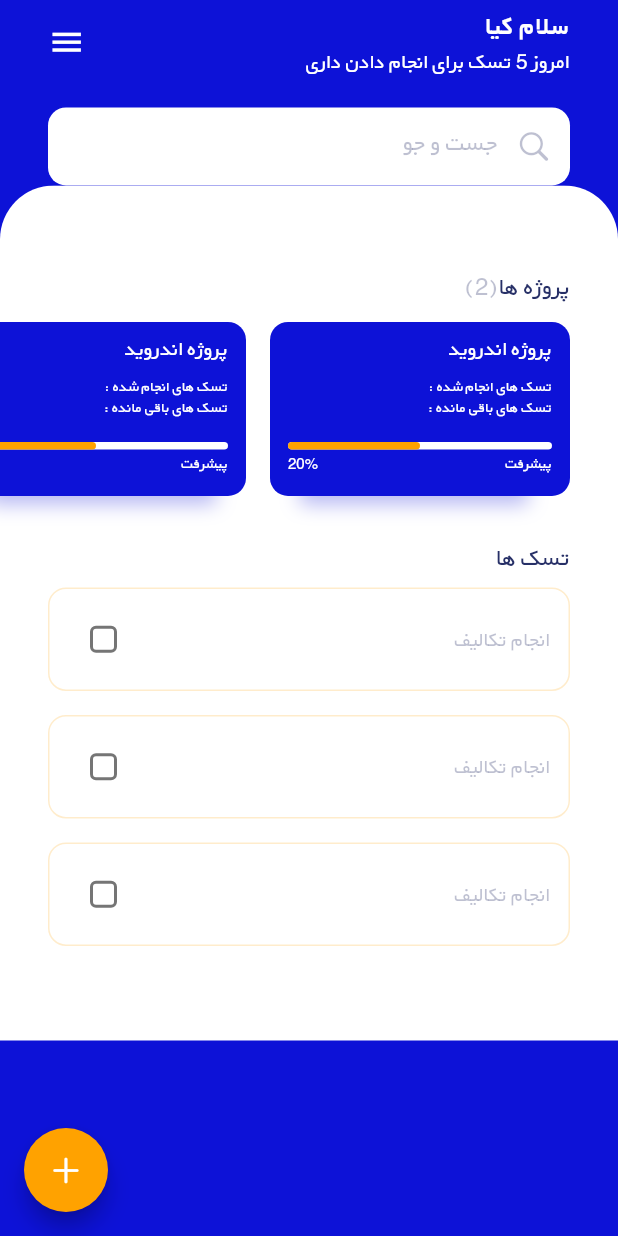
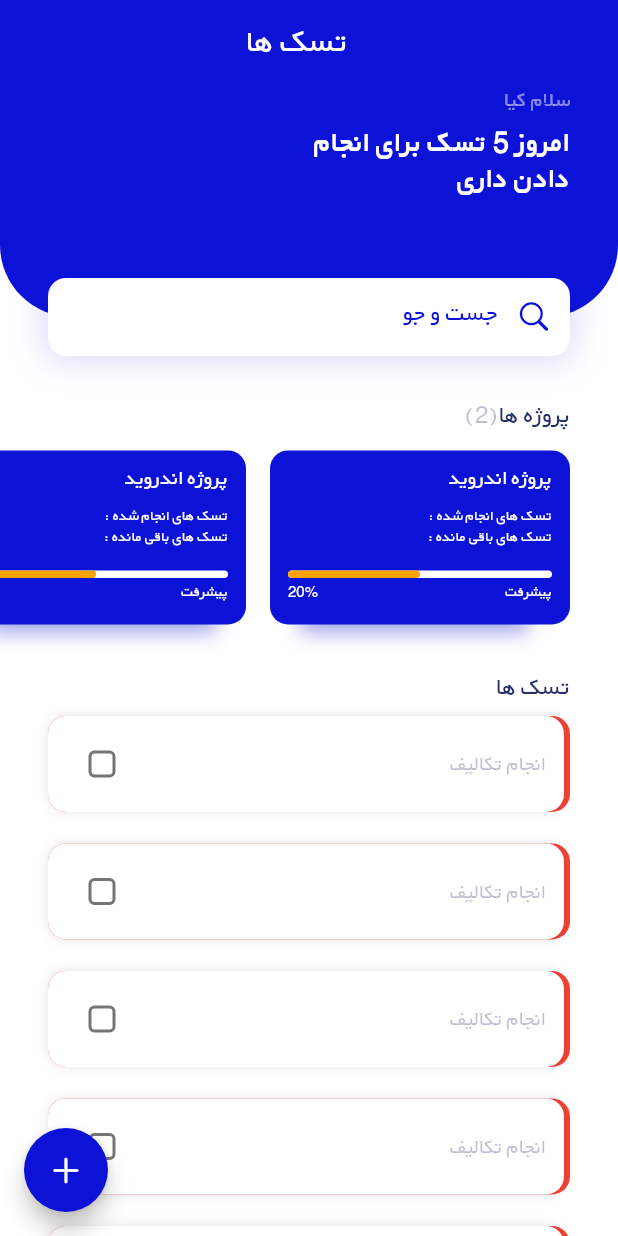
Before and after one commit to kiaab/easy_task, a Flutter app: the screen it shows after launch, on a phone screen of 412 x 824 dp. Run offline on Flutter 3.47's test engine with Material 2 defaults, Android fonts, the phone set to English and light mode, and no system bars; drawn by our look-alikes of percent_indicator.

Commit message:
change ui

```diff
--- a/lib/ui/home/home_screen.dart
+++ b/lib/ui/home/home_screen.dart
@@ -1,4 +1,7 @@
+import 'dart:async';
+
 import 'package:easy_task/main.dart';
+import 'package:easy_task/widgets.dart';
 import 'package:flutter/cupertino.dart';
 import 'package:flutter/foundation.dart';
 import 'package:flutter/material.dart';
@@ -11,80 +14,119 @@ class HomeScreen extends StatefulWidget {
   State<HomeScreen> createState() => _HomeScreenState();
 }
 
+final ScrollController controller = ScrollController();
+
 class _HomeScreenState extends State<HomeScreen> {
   bool? checked = false;
+
   @override
   Widget build(BuildContext context) {
     final ThemeData theme = Theme.of(context);
+    final Size size = MediaQuery.of(context).size;
+
     return Scaffold(
+        appBar: AppBar(
+          centerTitle: true,
+          elevation: 0,
+          title: Padding(
+            padding: const EdgeInsets.only(right: 16),
+            child: Text(
+              'تسک ها',
+              style: theme.textTheme.headline6!.copyWith(
+                  fontSize: 22,
+                  color: Colors.white,
+                  fontWeight: FontWeight.normal),
+            ),
+          ),
+          actions: const [
+            Padding(
+              padding: EdgeInsets.only(left: 32),
+              child: SearchIcon(),
+            ),
+          ],
+        ),
+        floatingActionButton: FloatingActionButton(
           backgroundColor: theme.colorScheme.primary,
-      floatingActionButton: FloatingActionButton(
           onPressed: () {},
-        child: Icon(
+          child: const Icon(
             CupertinoIcons.plus,
             color: Colors.white,
           ),
         ),
-      body: SafeArea(
-        child: CustomScrollView(
-          physics: const BouncingScrollPhysics(),
-          slivers: [
-            SliverAppBar(
-                elevation: 0,
-                floating: true,
-                pinned: true,
-                snap: false,
-                title: Padding(
-                  padding: const EdgeInsets.only(right: 16),
+        body: SingleChildScrollView(
+          controller: controller,
+          child: Column(
+            children: [
+              Container(
+                  height: size.height * 0.22,
+                  child: Stack(
+                    children: [
+                      Container(
+                        height: size.height * 0.22 - 26,
+                        decoration: BoxDecoration(
+                            color: theme.colorScheme.primary,
+                            borderRadius: const BorderRadius.vertical(
+                                bottom: Radius.circular(48))),
+                      ),
+                      Positioned(
+                        child: Padding(
+                          padding: const EdgeInsets.only(right: 32),
                           child: Column(
                             crossAxisAlignment: CrossAxisAlignment.start,
                             children: [
                               Text(
                                 'سلام کیا',
-                        style: theme.textTheme.headline6!
-                            .copyWith(color: Colors.white),
+                                style: theme.textTheme.bodyText2!.copyWith(
+                                    color: Colors.white.withOpacity(0.5)),
+                              ),
+                              SizedBox(
+                                height: 8,
                               ),
                               SizedBox(
                                 width: MediaQuery.of(context).size.width / 2,
                                 child: Text(
                                   'امروز 5 تسک برای انجام دادن داری',
-                          style: theme.textTheme.bodyText2!
-                              .copyWith(color: Colors.white),
+                                  maxLines: 2,
+                                  style: theme.textTheme.headline6!.copyWith(
+                                      color: Colors.white,
+                                      fontSize: 20,
+                                      height: 1.2),
                                 ),
                               ),
                             ],
                           ),
                         ),
-                actions: [
-                  Padding(
-                    padding: const EdgeInsets.only(left: 32),
-                    child: GestureDetector(
-                      onTap: () {},
-                      child: Icon(
-                        Icons.menu,
-                        color: Colors.white,
-                        size: 25,
                       ),
+                      Positioned(
+                          right: 0,
+                          left: 0,
+                          bottom: 0,
+                          child: SearchBar(
+                            theme: theme,
+                          ))
+                    ],
+                  )),
+              Container(
+                child: Stack(
+                  children: [Body(theme: theme, checked: checked)],
                 ),
+              )
+            ],
           ),
-                ],
-                expandedHeight: MediaQuery.of(context).size.width * 0.3,
-                bottom: PreferredSize(
-                  child: SearchBar(theme: theme),
-                  preferredSize: const Size.fromHeight(56),
-                )),
-            SliverToBoxAdapter(
-              child: Container(
-                decoration: BoxDecoration(
-                    color: Colors.white,
-                    borderRadius:
-                        BorderRadius.vertical(top: Radius.circular(36))),
-                child: Column(
+        ));
+  }
+}
+
+class Body extends StatelessWidget {
+  const Body({Key? key, required this.theme, required this.checked})
+      : super(key: key);
+  final ThemeData theme;
+  final bool? checked;
+  @override
+  Widget build(BuildContext context) {
+    return Column(
       crossAxisAlignment: CrossAxisAlignment.start,
       children: [
-                    const SizedBox(
-                      height: 28,
-                    ),
         const SizedBox(
           height: 28,
         ),
@@ -101,12 +143,119 @@ class _HomeScreenState extends State<HomeScreen> {
                         .copyWith(color: MyApp.primaryTextColor))
               ])),
         ),
-                    SizedBox(
+        ProjecList(theme: theme),
+        Padding(
+          padding: const EdgeInsets.only(right: 32, top: 8),
+          child: Text(
+            'تسک ها',
+            style: theme.textTheme.headline4,
+          ),
+        ),
+        TaskList(theme: theme)
+      ],
+    );
+  }
+}
+
+class TaskList extends StatefulWidget {
+  const TaskList({
+    Key? key,
+    required this.theme,
+  }) : super(key: key);
+
+  final ThemeData theme;
+
+  @override
+  State<TaskList> createState() => _TaskListState();
+}
+
+class _TaskListState extends State<TaskList> {
+  bool? checked = false;
+  @override
+  Widget build(BuildContext context) {
+    return ListView.builder(
+        padding: const EdgeInsets.only(bottom: 55),
+        physics: const BouncingScrollPhysics(),
+        shrinkWrap: true,
+        itemExtent: 85,
+        itemCount: 8,
+        itemBuilder: (context, index) {
+          return Stack(
+            children: [
+              Container(
+                height: 64,
+                margin: EdgeInsets.fromLTRB(32, 8, 32, 8),
+                decoration: BoxDecoration(
+                    color: checked! ? null : Colors.red,
+                    borderRadius: BorderRadius.circular(12)),
+              ),
+              Container(
+                height: 64,
+                padding: const EdgeInsets.fromLTRB(12, 8, 12, 8),
+                margin: EdgeInsets.fromLTRB(32, 8, !checked! ? 36 : 32, 8),
+                decoration: BoxDecoration(
+                    borderRadius: BorderRadius.circular(12),
+                    color: checked!
+                        ? widget.theme.colorScheme.secondary.withOpacity(0.2)
+                        : Colors.white,
+                    boxShadow: !checked!
+                        ? [
+                            BoxShadow(
+                                color: Colors.black.withOpacity(0.1),
+                                blurRadius: 5)
+                          ]
+                        : null,
+                    border: checked!
+                        ? Border.all(
+                            color: widget.theme.colorScheme.secondary
+                                .withOpacity(0.2))
+                        : null),
+                child: Row(
+                  mainAxisAlignment: MainAxisAlignment.spaceBetween,
+                  children: [
+                    Text(
+                      'انجام تکالیف',
+                      style: TextStyle(
+                          decoration:
+                              checked! ? TextDecoration.lineThrough : null),
+                    ),
+                    Checkbox(
+                        activeColor: widget.theme.colorScheme.secondary,
+                        shape: RoundedRectangleBorder(
+                          side: BorderSide(
+                              color: widget.theme.colorScheme.secondary),
+                          borderRadius: BorderRadius.circular(4),
+                        ),
+                        value: checked,
+                        onChanged: (value) {
+                          setState(() {
+                            checked = value;
+                          });
+                        })
+                  ],
+                ),
+              ),
+            ],
+          );
+        });
+  }
+}
+
+class ProjecList extends StatelessWidget {
+  const ProjecList({
+    Key? key,
+    required this.theme,
+  }) : super(key: key);
+
+  final ThemeData theme;
+
+  @override
+  Widget build(BuildContext context) {
+    return SizedBox(
       height: 150,
       child: ListView.builder(
           physics: const BouncingScrollPhysics(),
-                          padding: const EdgeInsets.only(
-                              left: 32, right: 32, bottom: 10),
+          padding: const EdgeInsets.only(left: 32, right: 32, bottom: 10),
           scrollDirection: Axis.horizontal,
           itemCount: 2,
           itemBuilder: (contex, index) {
@@ -121,37 +270,29 @@ class _HomeScreenState extends State<HomeScreen> {
                     decoration: BoxDecoration(
                       boxShadow: [
                         BoxShadow(
-                                            color: theme.colorScheme.primary
-                                                .withOpacity(0.3),
+                            color: theme.colorScheme.primary.withOpacity(0.4),
                             blurRadius: 10)
                       ],
                     ),
                   ),
                 ),
                 Container(
-                                  padding:
-                                      const EdgeInsets.fromLTRB(12, 8, 12, 8),
+                  padding: const EdgeInsets.fromLTRB(12, 8, 12, 8),
                   width: 200,
                   height: 140,
                   margin: EdgeInsets.fromLTRB(
-                                      index == 1 ? 0 : 8,
-                                      12,
-                                      index == 0 ? 0 : 8,
-                                      12),
+                      index == 1 ? 0 : 8, 12, index == 0 ? 0 : 8, 12),
                   decoration: BoxDecoration(
                     color: theme.colorScheme.primary,
                     borderRadius: BorderRadius.circular(12),
                   ),
                   child: Column(
-                                    crossAxisAlignment:
-                                        CrossAxisAlignment.start,
+                    crossAxisAlignment: CrossAxisAlignment.start,
                     children: [
                       Text(
                         'پروژه اندروید',
                         style: theme.textTheme.headline4!
-                                            .copyWith(
-                                                fontSize: 14,
-                                                color: Colors.white),
+                            .copyWith(fontSize: 14, color: Colors.white),
                       ),
                       const SizedBox(
                         height: 8,
@@ -168,19 +309,17 @@ class _HomeScreenState extends State<HomeScreen> {
                         height: 16,
                       ),
                       LinearPercentIndicator(
-                                        barRadius: Radius.circular(12),
+                        barRadius: const Radius.circular(12),
                         padding: EdgeInsets.zero,
                         percent: 0.5,
-                                        progressColor:
-                                            theme.colorScheme.secondary,
+                        progressColor: theme.colorScheme.secondary,
                         backgroundColor: Colors.white,
                       ),
                       const SizedBox(
                         height: 2,
                       ),
                       Row(
-                                        mainAxisAlignment:
-                                            MainAxisAlignment.spaceBetween,
+                        mainAxisAlignment: MainAxisAlignment.spaceBetween,
                         children: [
                           Text(
                             'پیشرفت',
@@ -198,99 +337,61 @@ class _HomeScreenState extends State<HomeScreen> {
               ],
             );
           }),
-                    ),
-                    Padding(
-                      padding: const EdgeInsets.only(right: 32, top: 8),
-                      child: Text(
-                        'تسک ها',
-                        style: theme.textTheme.headline4,
-                      ),
-                    ),
-                    ListView.builder(
-                        padding: EdgeInsets.only(bottom: 55),
-                        physics: const BouncingScrollPhysics(),
-                        shrinkWrap: true,
-                        itemExtent: 85,
-                        itemCount: 3,
-                        itemBuilder: (context, index) {
-                          return Container(
-                            padding: const EdgeInsets.fromLTRB(12, 8, 12, 8),
-                            margin: const EdgeInsets.fromLTRB(32, 8, 32, 8),
-                            decoration: BoxDecoration(
-                                borderRadius: BorderRadius.circular(12),
-                                color: checked!
-                                    ? theme.colorScheme.secondary
-                                        .withOpacity(0.2)
-                                    : null,
-                                border: Border.all(
-                                    color: theme.colorScheme.secondary
-                                        .withOpacity(0.2))),
-                            child: Row(
-                              mainAxisAlignment: MainAxisAlignment.spaceBetween,
-                              children: [
-                                Text(
-                                  'انجام تکالیف',
-                                  style: TextStyle(
-                                      decoration: checked!
-                                          ? TextDecoration.lineThrough
-                                          : null),
-                                ),
-                                Checkbox(
-                                    activeColor: theme.colorScheme.secondary,
-                                    shape: RoundedRectangleBorder(
-                                      side: BorderSide(
-                                          color: theme.colorScheme.secondary),
-                                      borderRadius: BorderRadius.circular(4),
-                                    ),
-                                    value: checked,
-                                    onChanged: (value) {
-                                      setState(() {
-                                        checked = value;
-                                      });
-                                    })
-                              ],
-                            ),
-                          );
-                        })
-                  ],
-                ),
-              ),
-            ),
-          ],
-        ),
-      ),
     );
   }
 }
 
-class SearchBar extends StatelessWidget {
-  const SearchBar({
+class SearchIcon extends StatefulWidget {
+  const SearchIcon({
     Key? key,
-    required this.theme,
   }) : super(key: key);
 
-  final ThemeData theme;
+  @override
+  State<SearchIcon> createState() => _SearchIconState();
+}
+
+class _SearchIconState extends State<SearchIcon> {
+  bool isshowSearch(BuildContext context) {
+    final scrollPosition = controller.offset;
+    if (scrollPosition > (MediaQuery.of(context).size.height * 0.2)) {
+      return true;
+    } else {
+      return false;
+    }
+  }
+
+  @override
+  void initState() {
+    controller.addListener(
+      () {
+        setState(() {});
+      },
+    );
+    super.initState();
+  }
+
+  @override
+  void dispose() {
+    controller.removeListener(() {});
+    super.dispose();
+  }
 
   @override
   Widget build(BuildContext context) {
-    return Padding(
-      padding: const EdgeInsets.only(left: 32, right: 32),
-      child: SizedBox(
-        height: 52,
-        child: TextField(
-          decoration: InputDecoration(
-            fillColor: Colors.white,
-            filled: true,
-            border: OutlineInputBorder(
-                borderRadius: BorderRadius.circular(12),
-                borderSide: BorderSide.none),
-            hintText: 'جست و جو',
-            hintStyle: TextStyle(
-                fontFamily: MyApp.fontFamily, color: MyApp.primaryTextColor),
-            prefixIcon: Icon(
+    return AnimatedScale(
+      duration: Duration(milliseconds: 80),
+      scale: isshowSearch(context) ? 2 : 0,
+      child: Visibility(
+        visible: isshowSearch(context),
+        child: GestureDetector(
+          onTap: () {
+            ScaffoldMessenger.of(context)
+                .showSnackBar(SnackBar(content: Text(';d;d')));
+          },
+          child: const Icon(
             CupertinoIcons.search,
-              color: MyApp.primaryTextColor,
-            ),
+            color: Colors.white,
+            size: 12,
           ),
         ),
       ),
--- /dev/null
+++ b/lib/widgets.dart
@@ -0,0 +1,42 @@
+import 'package:easy_task/main.dart';
+import 'package:flutter/cupertino.dart';
+import 'package:flutter/material.dart';
+
+class SearchBar extends StatelessWidget {
+  const SearchBar({
+    Key? key,
+    required this.theme,
+  }) : super(key: key);
+
+  final ThemeData theme;
+
+  @override
+  Widget build(BuildContext context) {
+    return Padding(
+      padding: const EdgeInsets.only(left: 32, right: 32),
+      child: Container(
+        height: 52,
+        decoration: BoxDecoration(boxShadow: [
+          BoxShadow(
+              blurRadius: 20, color: theme.colorScheme.primary.withOpacity(0.2))
+        ]),
+        child: TextField(
+          decoration: InputDecoration(
+            fillColor: Colors.white,
+            filled: true,
+            border: OutlineInputBorder(
+                borderRadius: BorderRadius.circular(12),
+                borderSide: BorderSide.none),
+            hintText: 'جست و جو',
+            hintStyle: TextStyle(
+                fontFamily: MyApp.fontFamily, color: theme.colorScheme.primary),
+            prefixIcon: Icon(
+              CupertinoIcons.search,
+              color: theme.colorScheme.primary,
+            ),
+          ),
+        ),
+      ),
+    );
+  }
+}
```
Lines whose indentation alone changed are shown as unchanged.
